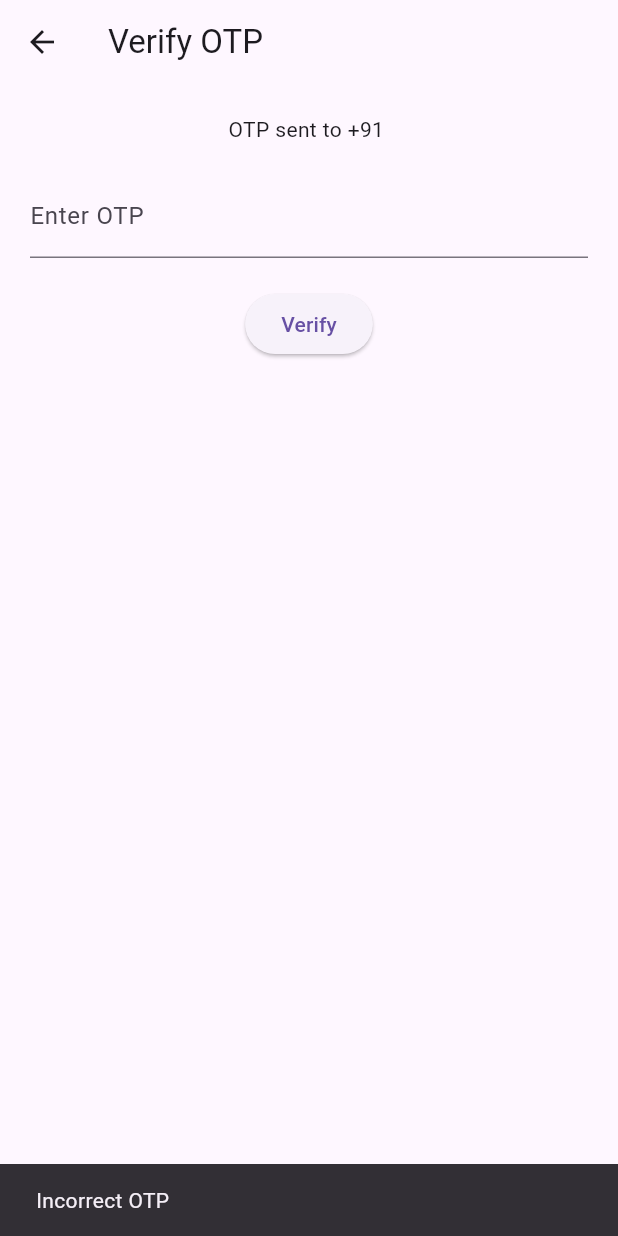
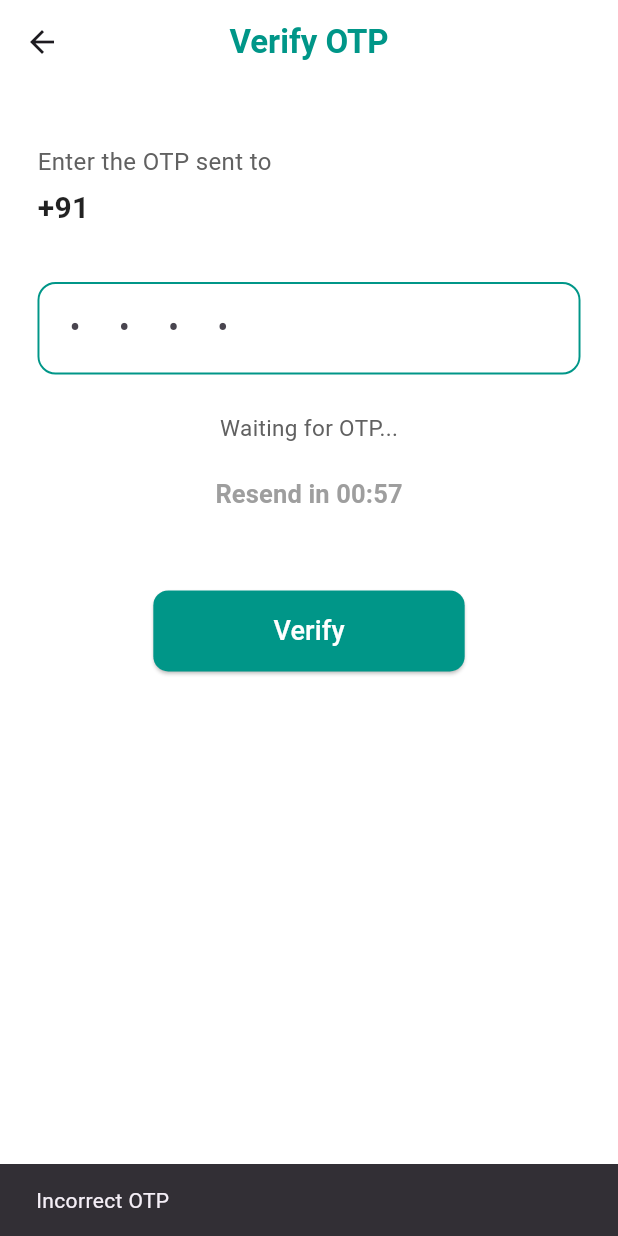
Before and after one commit to Manojarya0207/Resonate-App-Demo, a Flutter app: the OTPScreen screen opened directly with empty values, after a tap on "Verify", on a phone screen of 412 x 824 dp. Run offline on Flutter 3.47's test engine with Material 3 defaults, Android fonts, the phone set to English and light mode, and no system bars.

Commit message:
OTP page update

```diff
--- a/lib/otp_screen.dart
+++ b/lib/otp_screen.dart
@@ -1,3 +1,4 @@
+import 'dart:async';
 import 'package:flutter/material.dart';
 import 'home_screen.dart';
 
@@ -13,25 +14,152 @@ class _OTPScreenState extends State<OTPScreen> {
   TextEditingController otpController = TextEditingController();
   final String dummyOtp = "1234";
 
+  int secondsRemaining = 60;
+  bool enableResend = false;
+  Timer? timer;
+
+  @override
+  void initState() {
+    super.initState();
+    startTimer();
+  }
+
+  void startTimer() {
+    setState(() {
+      secondsRemaining = 60;
+      enableResend = false;
+    });
+
+    timer?.cancel(); // Cancel previous timer
+
+    timer = Timer.periodic(Duration(seconds: 1), (Timer t) {
+      if (secondsRemaining > 0) {
+        setState(() => secondsRemaining--);
+      } else {
+        setState(() => enableResend = true);
+        timer?.cancel();
+      }
+    });
+  }
+
+  @override
+  void dispose() {
+    timer?.cancel();
+    super.dispose();
+  }
+
   @override
   Widget build(BuildContext context) {
     return Scaffold(
-      appBar: AppBar(title: Text("Verify OTP")),
+      backgroundColor: Colors.white,
+
+      appBar: AppBar(
+        backgroundColor: Colors.white,
+        elevation: 0,
+        centerTitle: true,
+        title: Text(
+          "Verify OTP",
+          style: TextStyle(
+            color: Colors.teal,
+            fontWeight: FontWeight.bold,
+          ),
+        ),
+      ),
+
       body: Padding(
-        padding: EdgeInsets.all(20),
+        padding: EdgeInsets.all(25),
         child: Column(
+          crossAxisAlignment: CrossAxisAlignment.start,
           children: [
-            Text("OTP sent to +91 ${widget.phone}"),
-            SizedBox(height: 20),
+            SizedBox(height: 15),
 
-            TextField(
+            Text(
+              "Enter the OTP sent to",
+              style: TextStyle(fontSize: 16, color: Colors.grey[700]),
+            ),
+            SizedBox(height: 5),
+
+            Text(
+              "+91 ${widget.phone}",
+              style: TextStyle(
+                fontSize: 20,
+                color: Colors.black87,
+                fontWeight: FontWeight.bold,
+              ),
+            ),
+
+            SizedBox(height: 35),
+
+            // OTP Text Field Box
+            Container(
+              padding: EdgeInsets.symmetric(horizontal: 15, vertical: 5),
+              decoration: BoxDecoration(
+                border: Border.all(color: Colors.teal, width: 1.3),
+                borderRadius: BorderRadius.circular(12),
+              ),
+              child: TextField(
                 controller: otpController,
                 keyboardType: TextInputType.number,
-              decoration: InputDecoration(labelText: "Enter OTP"),
+                maxLength: 4,
+                style: TextStyle(fontSize: 22, letterSpacing: 10),
+                decoration: InputDecoration(
+                  counterText: "",
+                  border: InputBorder.none,
+                  hintText: "• • • •",
                 ),
-            SizedBox(height: 20),
+              ),
+            ),
 
-            ElevatedButton(
+            SizedBox(height: 25),
+
+            Center(
+              child: Text(
+                enableResend
+                    ? "Didn't receive OTP?"
+                    : "Waiting for OTP...",
+                style: TextStyle(color: Colors.grey[700], fontSize: 15),
+              ),
+            ),
+
+            SizedBox(height: 10),
+
+            // RESEND OTP BUTTON
+            Center(
+              child: TextButton(
+                onPressed: enableResend
+                    ? () {
+                        startTimer();
+                        ScaffoldMessenger.of(context).showSnackBar(
+                          SnackBar(content: Text("New OTP sent!")),
+                        );
+                      }
+                    : null,
+                child: Text(
+                  enableResend
+                      ? "Resend OTP"
+                      : "Resend in 00:${secondsRemaining.toString().padLeft(2, '0')}",
+                  style: TextStyle(
+                    color: enableResend ? Colors.teal : Colors.grey,
+                    fontSize: 17,
+                    fontWeight: FontWeight.bold,
+                  ),
+                ),
+              ),
+            ),
+
+            SizedBox(height: 40),
+
+            // VERIFY BUTTON
+            Center(
+              child: ElevatedButton(
+                style: ElevatedButton.styleFrom(
+                  backgroundColor: Colors.teal,
+                  padding: EdgeInsets.symmetric(horizontal: 80, vertical: 14),
+                  shape: RoundedRectangleBorder(
+                    borderRadius: BorderRadius.circular(10),
+                  ),
+                ),
+
                 onPressed: () {
                   if (otpController.text == dummyOtp) {
                     Navigator.pushReplacement(
@@ -44,8 +172,13 @@ class _OTPScreenState extends State<OTPScreen> {
                     );
                   }
                 },
-              child: Text("Verify"),
-            )
+
+                child: Text(
+                  "Verify",
+                  style: TextStyle(fontSize: 18, color: Colors.white),
+                ),
+              ),
+            ),
           ],
         ),
       ),
```
Lines whose indentation alone changed are shown as unchanged.
